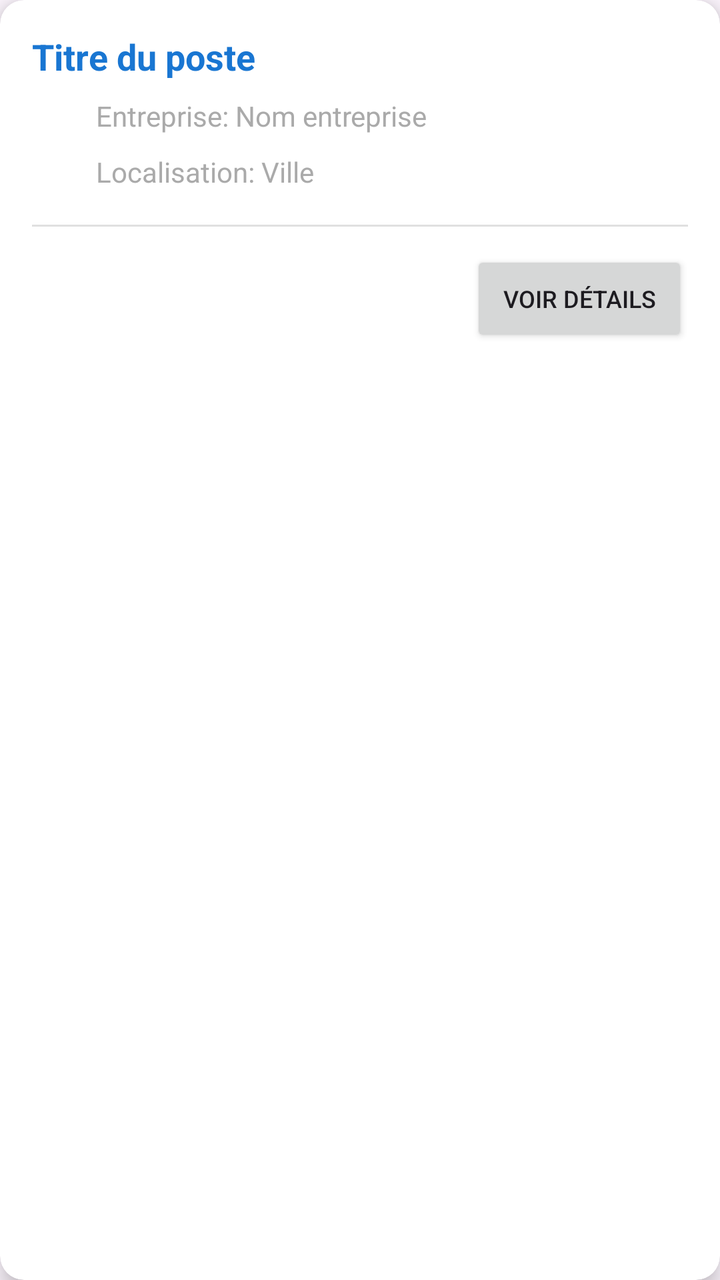
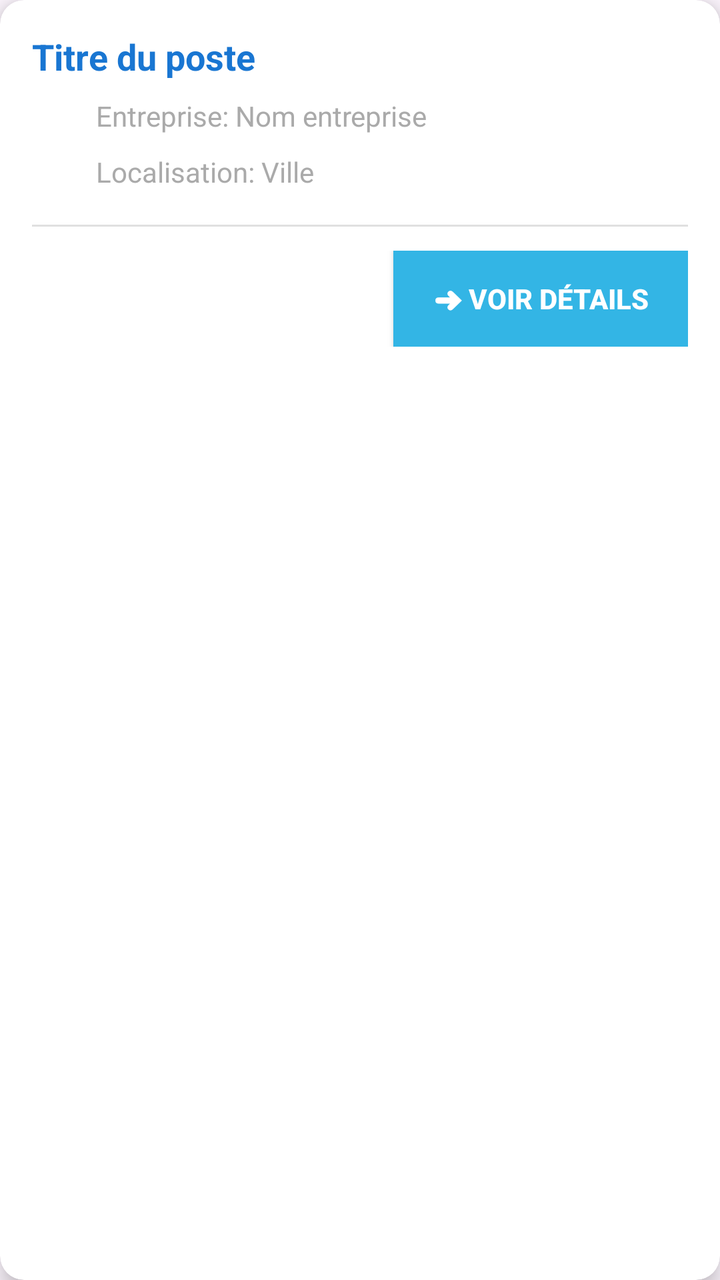

Two renders of the same Android screen: before a commit and after it. Below are the layout's source before the change and the commit's diff.
<!-- AndroidManifest.xml: application theme Theme.JobBoard -->
<!-- res/layout/item_job_offer.xml -->
<?xml version="1.0" encoding="utf-8"?>
<androidx.cardview.widget.CardView xmlns:android="http://schemas.android.com/apk/res/android"
    xmlns:app="http://schemas.android.com/apk/res-auto"
    android:layout_width="match_parent"
    android:layout_height="wrap_content"
    android:layout_margin="8dp"
    app:cardCornerRadius="12dp"
    app:cardElevation="6dp"
    app:cardBackgroundColor="@android:color/white">

    <LinearLayout
        android:layout_width="match_parent"
        android:layout_height="wrap_content"
        android:orientation="vertical"
        android:padding="16dp">

        <LinearLayout
            android:layout_width="match_parent"
            android:layout_height="wrap_content"
            android:orientation="horizontal"
            android:gravity="center_vertical">

            <LinearLayout
                android:layout_width="0dp"
                android:layout_height="wrap_content"
                android:layout_weight="1"
                android:orientation="vertical">

                <TextView
                    android:id="@+id/job_title"
                    android:layout_width="match_parent"
                    android:layout_height="wrap_content"
                    android:text="Titre du poste"
                    android:textSize="18sp"
                    android:textStyle="bold"
                    android:textColor="#1976D2"
                    android:layout_marginBottom="8dp"
                    android:maxLines="2"
                    android:ellipsize="end" />

                <TextView
                    android:id="@+id/job_company"
                    android:layout_width="match_parent"
                    android:layout_height="wrap_content"
                    android:text="Entreprise: Nom entreprise"
                    android:textSize="14sp"
                    android:textColor="@android:color/darker_gray"
                    android:layout_marginBottom="4dp"
                    android:drawableStart="@drawable/ic_offres"
                    android:drawablePadding="8dp" />

                <TextView
                    android:id="@+id/job_location"
                    android:layout_width="match_parent"
                    android:layout_height="wrap_content"
                    android:text="Localisation: Ville"
                    android:textSize="14sp"
                    android:textColor="@android:color/darker_gray"
                    android:drawableStart="@drawable/ic_preferences"
                    android:drawablePadding="8dp" />

            </LinearLayout>

        </LinearLayout>

        <View
            android:layout_width="match_parent"
            android:layout_height="1dp"
            android:background="#E0E0E0"
            android:layout_marginTop="12dp"
            android:layout_marginBottom="12dp" />

        <LinearLayout
            android:layout_width="match_parent"
            android:layout_height="wrap_content"
            android:orientation="horizontal"
            android:gravity="end">

            <Button
                android:layout_width="wrap_content"
                android:layout_height="wrap_content"
                android:text="Voir Détails"
                android:textSize="12sp"
                android:paddingLeft="16dp"
                android:paddingRight="16dp"
                android:paddingTop="6dp"
                android:paddingBottom="6dp" />

        </LinearLayout>

    </LinearLayout>

</androidx.cardview.widget.CardView>
<!-- resources referenced by this layout -->
<resources>
  <!-- drawable ic_offres (drawable) -->
  <?xml version="1.0" encoding="utf-8"?>
  <vector xmlns:android="http://schemas.android.com/apk/res/android"
      android:width="24dp"
      android:height="24dp"
      android:viewportWidth="24"
      android:viewportHeight="24">
      <path
          android:fillColor="@android:color/white"
          android:pathData="M19,3H5C3.9,3 3,3.9 3,5v14c0,1.1 0.9,2 2,2h14c1.1,0 2,-0.9 2,-2V5C21,3.9 20.1,3 19,3zM19,5v10h-8V5H19zM5,5h4v10H5V5zM5,19v-3h14v3H5z" />
  </vector>
  <!-- drawable ic_preferences (drawable) -->
  <?xml version="1.0" encoding="utf-8"?>
  <vector xmlns:android="http://schemas.android.com/apk/res/android"
      android:width="24dp"
      android:height="24dp"
      android:viewportWidth="24"
      android:viewportHeight="24">
      <path
          android:fillColor="@android:color/white"
          android:pathData="M19.14,12.94c0.04,-0.3 0.06,-0.61 0.06,-0.94c0,-0.32 -0.02,-0.64 -0.07,-0.94l2.03,-1.58c0.18,-0.14 0.23,-0.41 0.12,-0.64l-1.92,-3.32c-0.12,-0.22 -0.37,-0.29 -0.59,-0.22l-2.39,0.96c-0.5,-0.38 -1.03,-0.7 -1.62,-0.94L14.4,2.81c-0.04,-0.24 -0.24,-0.41 -0.48,-0.41h-3.84c-0.24,0 -0.43,0.17 -0.47,0.41L9.25,5.35C8.66,5.59 8.12,5.92 7.63,6.29L5.24,5.33c-0.22,-0.08 -0.47,0 -0.59,0.22L2.74,8.87C2.62,9.08 2.66,9.34 2.86,9.48l2.03,1.58C4.84,11.36 4.8,11.69 4.8,12s0.02,0.64 0.07,0.94l-2.03,1.58c-0.18,0.14 -0.23,0.41 -0.12,0.64l1.92,3.32c0.12,0.22 0.37,0.29 0.59,0.22l2.39,-0.96c0.5,0.38 1.03,0.7 1.62,0.94l0.36,2.54c0.05,0.24 0.24,0.41 0.48,0.41h3.84c0.24,0 0.44,-0.17 0.47,-0.41l0.36,-2.54c0.59,-0.24 1.13,-0.56 1.62,-0.94l2.39,0.96c0.22,0.08 0.47,0 0.59,-0.22l1.92,-3.32c0.12,-0.22 0.07,-0.5 -0.12,-0.64L19.14,12.94zM12,15.6c-1.98,0 -3.6,-1.62 -3.6,-3.6s1.62,-3.6 3.6,-3.6s3.6,1.62 3.6,3.6S13.98,15.6 12,15.6z" />
  </vector>
  <style name="Theme.JobBoard" parent="Base.Theme.JobBoard" />
  <style name="Base.Theme.JobBoard" parent="Theme.Material3.DayNight.NoActionBar">
          
          
      </style>
</resources>

<!-- the commit's change to res/layout/item_job_offer.xml (unified diff, before → after) -->
@@ -77,14 +77,18 @@
             android:gravity="end">
 
             <Button
+                android:id="@+id/details_button"
                 android:layout_width="wrap_content"
                 android:layout_height="wrap_content"
-                android:text="Voir Détails"
-                android:textSize="12sp"
-                android:paddingLeft="16dp"
-                android:paddingRight="16dp"
-                android:paddingTop="6dp"
-                android:paddingBottom="6dp" />
+                android:text="➜ Voir Détails"
+                android:textSize="14sp"
+                android:textStyle="bold"
+                android:paddingLeft="20dp"
+                android:paddingRight="20dp"
+                android:paddingTop="10dp"
+                android:paddingBottom="10dp"
+                android:background="@android:color/holo_blue_light"
+                android:textColor="@android:color/white" />
 
         </LinearLayout>
 
